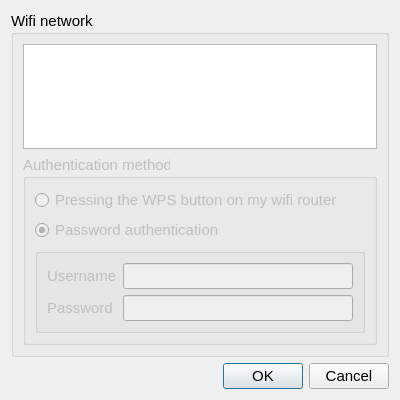
Old version of the form wifisettingsdialog.ui in the repository toradex/qt-tezi.
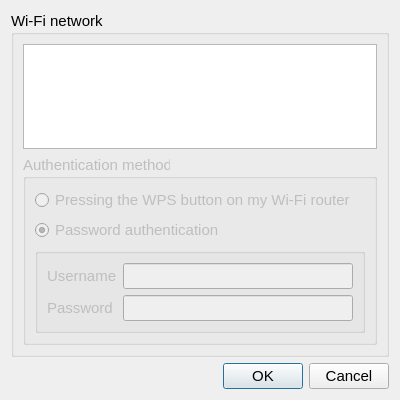
New version of the form.

Diff of the .ui file:
```diff
--- a/wifisettingsdialog.ui
+++ b/wifisettingsdialog.ui
@@ -25,7 +25,7 @@
    <item>
     <widget class="QGroupBox" name="groupBox">
      <property name="title">
-      <string>Wifi network</string>
+      <string>Wi-Fi network</string>
      </property>
      <layout class="QVBoxLayout" name="verticalLayout_2">
       <item>
@@ -61,7 +61,7 @@
          <item>
           <widget class="QRadioButton" name="WpsRadio">
            <property name="text">
-            <string>Pressing the WPS button on my wifi router</string>
+            <string>Pressing the WPS button on my Wi-Fi router</string>
            </property>
           </widget>
          </item>
```
Left out of the diff: 2 changed lines with no effect on the pictures.
